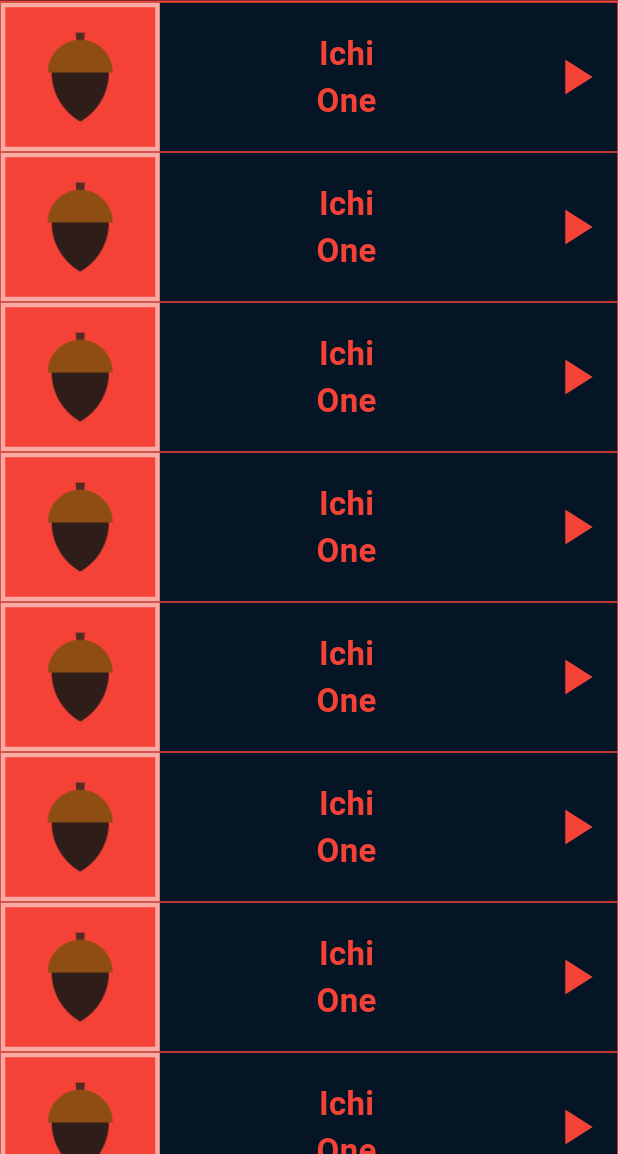
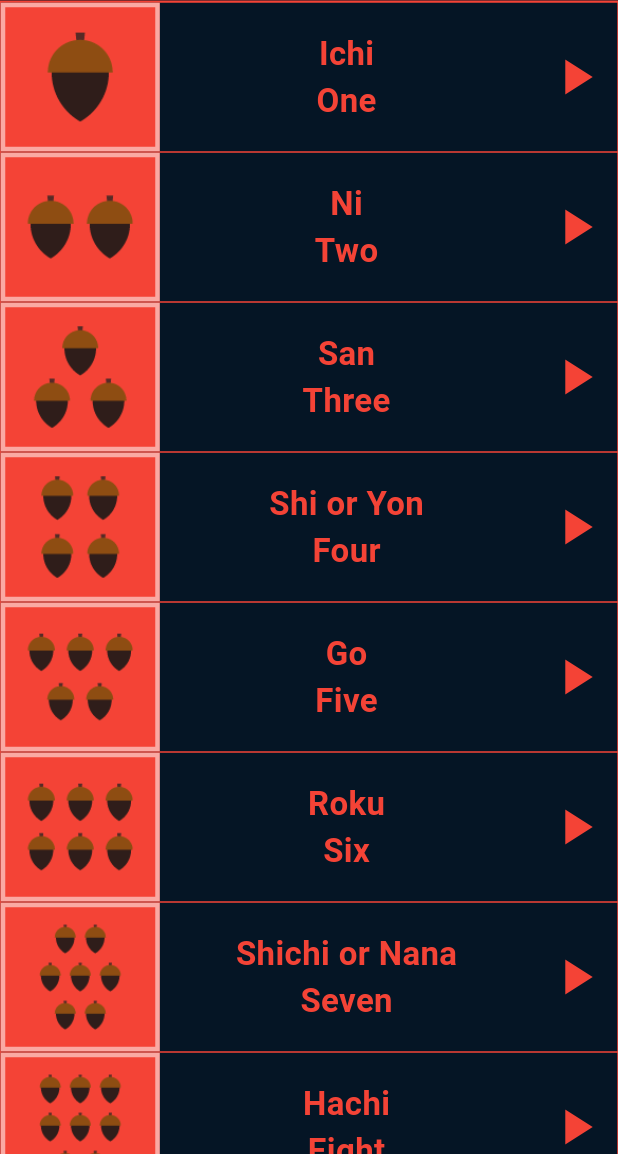
Before and after one commit to AbdAlrahmanmohamedelsayed/toku, a Flutter app: the NumbersPage screen opened directly, on a phone screen of 412 x 824 dp, the part 82-1236 px from its top. Run offline on Flutter 3.47's test engine with Material 3 defaults, Android fonts, the light colour scheme and no system bars.

Commit message:
ListView.builder in Numbers

```diff
--- a/lib/Components/item.dart
+++ b/lib/Components/item.dart
@@ -4,7 +4,7 @@ import 'package:toku/models/Number.dart';
 
 class Item extends StatelessWidget {
   Item({super.key, required this.number});
-  final Numbrs number;
+  final Numbers number;
   @override
   Widget build(BuildContext context) {
     return Container(
--- a/lib/models/Number.dart
+++ b/lib/models/Number.dart
@@ -1,6 +1,6 @@
-class Numbrs {
+class Numbers {
   final String image;
   final String jpName;
   final String enName;
-  Numbrs({required this.image, required this.jpName, required this.enName});
+  Numbers({required this.image, required this.jpName, required this.enName});
 }
--- a/lib/screens/Home_Page.dart
+++ b/lib/screens/Home_Page.dart
@@ -4,7 +4,6 @@ import 'package:toku/screens/Numbrs_page.dart';
 
 class HomePage extends StatelessWidget {
   const HomePage({super.key});
-
   @override
   Widget build(BuildContext context) {
     return Scaffold(
--- a/lib/screens/Numbrs_page.dart
+++ b/lib/screens/Numbrs_page.dart
@@ -8,10 +8,48 @@ import 'package:toku/models/Number.dart';
 class NumbersPage extends StatelessWidget {
   NumbersPage({super.key});
   // ignore: non_constant_identifier_names
-  final Numbrs One = Numbrs(
+  final List<Numbers> num = [
+    Numbers(
         image: 'assets/images/numbers/number_one.png',
         jpName: 'Ichi',
-      enName: 'One');
+        enName: 'One'),
+    Numbers(
+        image: 'assets/images/numbers/number_two.png',
+        jpName: 'Ni',
+        enName: 'Two'),
+    Numbers(
+        image: 'assets/images/numbers/number_three.png',
+        jpName: 'San',
+        enName: 'Three'),
+    Numbers(
+        image: 'assets/images/numbers/number_four.png',
+        jpName: 'Shi or Yon',
+        enName: 'Four'),
+    Numbers(
+        image: 'assets/images/numbers/number_five.png',
+        jpName: 'Go',
+        enName: 'Five'),
+    Numbers(
+        image: 'assets/images/numbers/number_six.png',
+        jpName: 'Roku',
+        enName: 'Six'),
+    Numbers(
+        image: 'assets/images/numbers/number_seven.png',
+        jpName: 'Shichi or Nana',
+        enName: 'Seven'),
+    Numbers(
+        image: 'assets/images/numbers/number_eight.png',
+        jpName: 'Hachi',
+        enName: 'Eight'),
+    Numbers(
+        image: 'assets/images/numbers/number_nine.png',
+        jpName: 'Kyū or Ku',
+        enName: 'Nine'),
+    Numbers(
+        image: 'assets/images/numbers/number_ten.png',
+        jpName: 'Jū',
+        enName: 'Ten'),
+  ];
   @override
   Widget build(BuildContext context) {
     return Scaffold(
@@ -48,21 +86,11 @@ class NumbersPage extends StatelessWidget {
             ),
           ],
         ),
-      body: SingleChildScrollView(
-        child: Column(
-          children: [
-            Item(number: One),
-            Item(number: One),
-            Item(number: One),
-            Item(number: One),
-            Item(number: One),
-            Item(number: One),
-            Item(number: One),
-            Item(number: One),
-            Item(number: One),
-          ],
-        ),
-      ),
-    );
+        body: ListView.builder(
+          itemCount: num.length,
+          itemBuilder: (BuildContext context, int index) {
+            return Item(number: num[index]);
+          },
+        ));
   }
 }
```
Lines whose indentation alone changed are shown as unchanged.
